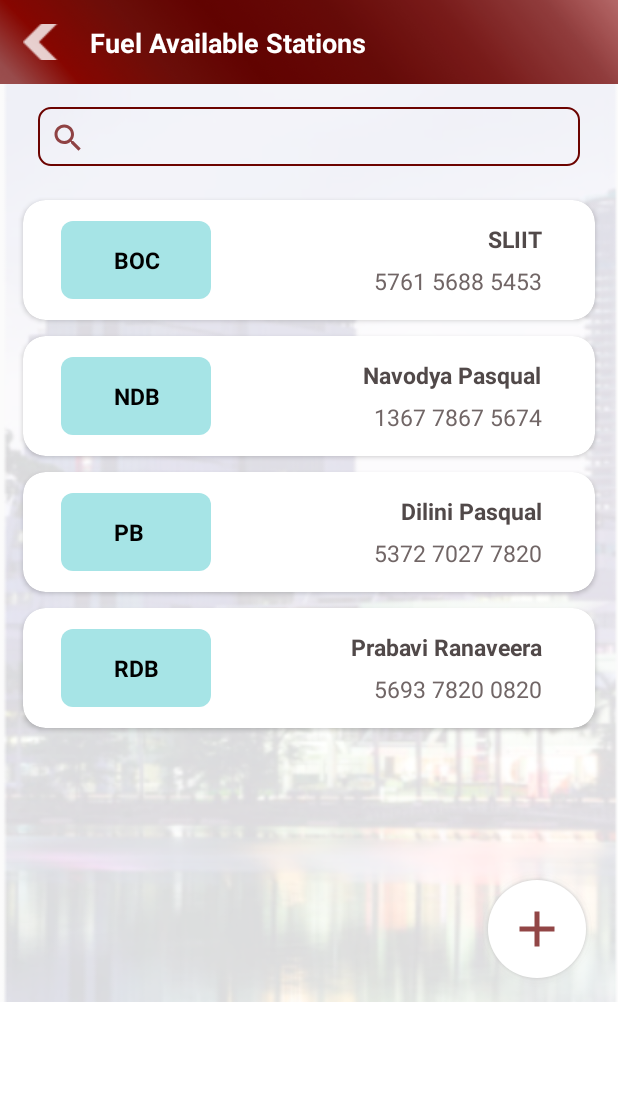
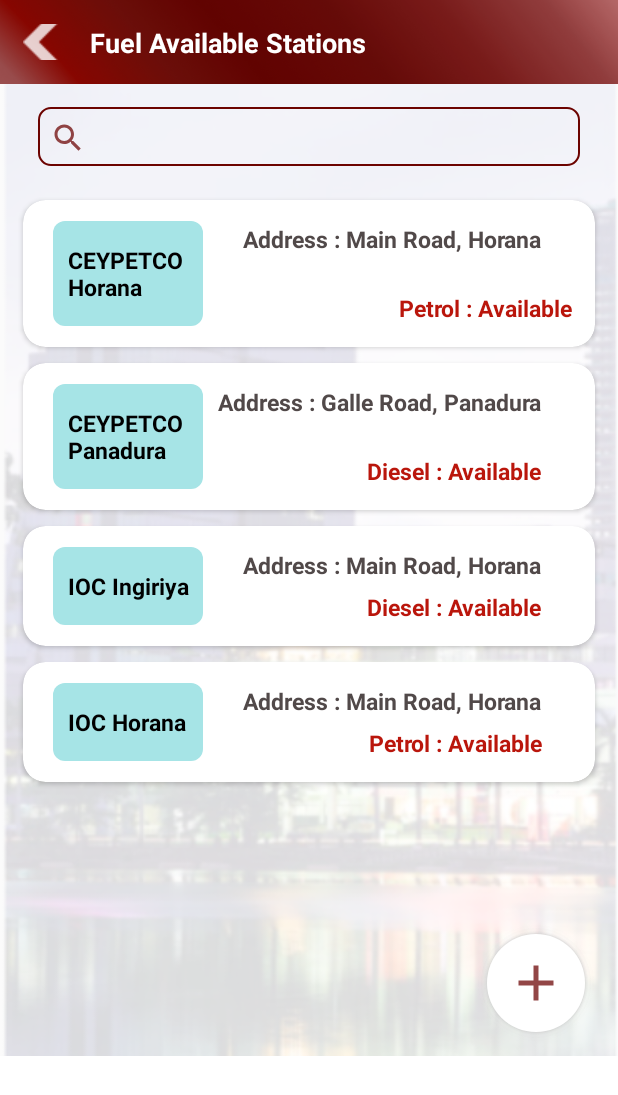
Before and after one commit to NavodyaPasqual/ead_frontend, an Android app: the AvailabilityList screen opened directly, with no data from a screen before it, on a phone screen of 412 x 824 dp. Shown: the top 1095 px of the screen. Run offline under Robolectric (Android 15) with nearby library versions, the phone set to English and light mode, and no system bars.

Commit message:
available list added

```diff
--- a/app/src/main/res/layout/availability_list.xml
+++ b/app/src/main/res/layout/availability_list.xml
@@ -96,7 +96,7 @@
                     <RelativeLayout
                         android:layout_width="100dp"
                         android:layout_height="match_parent"
-                        android:layout_marginStart="25dp"
+                        android:layout_marginStart="20dp"
                         android:layout_marginTop="14dp"
                         android:layout_marginBottom="14dp"
                         android:background="@drawable/payee_bank_name">
@@ -104,10 +104,10 @@
                         <TextView
                             android:layout_width="wrap_content"
                             android:layout_height="wrap_content"
-                            android:layout_marginStart="35dp"
+                            android:layout_marginStart="10dp"
                             android:layout_marginTop="15dp"
                             android:layout_marginBottom="15dp"
-                            android:text="BOC"
+                            android:text="CEYPETCO Horana"
                             android:textColor="@color/black"
                             android:textSize="15dp"
                             android:textStyle="bold" />
@@ -120,7 +120,74 @@
                         android:layout_alignParentRight="true"
                         android:layout_marginRight="20dp"
                         android:padding="15dp"
-                        android:text="SLIIT"
+                        android:text="Address : Main Road, Horana"
+                        android:textColor="#514949"
+                        android:textSize="15dp"
+                        android:textStyle="bold" />
+
+                    <TextView
+                        android:layout_width="wrap_content"
+                        android:layout_height="wrap_content"
+                        android:layout_alignParentRight="true"
+                        android:layout_alignParentBottom="true"
+                        android:layout_marginRight="0dp"
+                        android:padding="15dp"
+                        android:textStyle="bold"
+                        android:text="Petrol : Available"
+                        android:textColor="#ba160c"
+                        android:textSize="15dp" />
+
+                </RelativeLayout>
+
+            </androidx.cardview.widget.CardView>
+        </RelativeLayout>
+
+        <RelativeLayout
+            android:layout_width="match_parent"
+            android:layout_height="match_parent"
+            android:layout_marginStart="10dp"
+            android:layout_marginEnd="10dp">
+
+            <androidx.cardview.widget.CardView
+                android:layout_width="match_parent"
+                android:layout_height="match_parent"
+                app:cardBackgroundColor="#FFFFFF"
+                android:layout_marginTop="5dp"
+                android:layout_marginStart="5dp"
+                android:layout_marginEnd="5dp"
+                android:layout_marginBottom="5dp"
+                app:cardCornerRadius="15dp">
+                <RelativeLayout
+                    android:layout_width="match_parent"
+                    android:layout_height="wrap_content">
+                    <RelativeLayout
+                        android:layout_width="100dp"
+                        android:layout_height="match_parent"
+                        android:layout_marginStart="20dp"
+                        android:layout_marginTop="14dp"
+                        android:layout_marginBottom="14dp"
+                        android:background="@drawable/payee_bank_name">
+
+                        <TextView
+                            android:layout_width="wrap_content"
+                            android:layout_height="wrap_content"
+                            android:layout_marginStart="10dp"
+                            android:layout_marginTop="15dp"
+                            android:layout_marginBottom="15dp"
+                            android:text="CEYPETCO Panadura"
+                            android:textColor="@color/black"
+                            android:textSize="15dp"
+                            android:textStyle="bold" />
+
+                    </RelativeLayout>
+
+                    <TextView
+                        android:layout_width="wrap_content"
+                        android:layout_height="wrap_content"
+                        android:layout_alignParentRight="true"
+                        android:layout_marginRight="20dp"
+                        android:padding="15dp"
+                        android:text="Address : Galle Road, Panadura"
                         android:textColor="#514949"
                         android:textSize="15dp"
                         android:textStyle="bold" />
@@ -132,8 +199,9 @@
                         android:layout_alignParentBottom="true"
                         android:layout_marginRight="20dp"
                         android:padding="15dp"
-                        android:text="5761 5688 5453"
-                        android:textColor="#716666"
+                        android:textStyle="bold"
+                        android:text="Diesel : Available"
+                        android:textColor="#ba160c"
                         android:textSize="15dp" />
                 </RelativeLayout>
 
@@ -161,7 +229,7 @@
                     <RelativeLayout
                         android:layout_width="100dp"
                         android:layout_height="match_parent"
-                        android:layout_marginStart="25dp"
+                        android:layout_marginStart="20dp"
                         android:layout_marginTop="14dp"
                         android:layout_marginBottom="14dp"
                         android:background="@drawable/payee_bank_name">
@@ -169,10 +237,10 @@
                         <TextView
                             android:layout_width="wrap_content"
                             android:layout_height="wrap_content"
-                            android:layout_marginStart="35dp"
+                            android:layout_marginStart="10dp"
                             android:layout_marginTop="15dp"
                             android:layout_marginBottom="15dp"
-                            android:text="NDB"
+                            android:text="IOC Ingiriya"
                             android:textColor="@color/black"
                             android:textSize="15dp"
                             android:textStyle="bold" />
@@ -185,7 +253,7 @@
                         android:layout_alignParentRight="true"
                         android:layout_marginRight="20dp"
                         android:padding="15dp"
-                        android:text="Navodya Pasqual"
+                        android:text="Address : Main Road, Horana"
                         android:textColor="#514949"
                         android:textSize="15dp"
                         android:textStyle="bold" />
@@ -197,73 +265,9 @@
                         android:layout_alignParentBottom="true"
                         android:layout_marginRight="20dp"
                         android:padding="15dp"
-                        android:text="1367 7867 5674"
-                        android:textColor="#716666"
-                        android:textSize="15dp" />
-                </RelativeLayout>
-
-            </androidx.cardview.widget.CardView>
-        </RelativeLayout>
-
-        <RelativeLayout
-            android:layout_width="match_parent"
-            android:layout_height="match_parent"
-            android:layout_marginStart="10dp"
-            android:layout_marginEnd="10dp">
-
-            <androidx.cardview.widget.CardView
-                android:layout_width="match_parent"
-                android:layout_height="match_parent"
-                app:cardBackgroundColor="#FFFFFF"
-                android:layout_marginTop="5dp"
-                android:layout_marginStart="5dp"
-                android:layout_marginEnd="5dp"
-                android:layout_marginBottom="5dp"
-                app:cardCornerRadius="15dp">
-                <RelativeLayout
-                    android:layout_width="match_parent"
-                    android:layout_height="wrap_content">
-                    <RelativeLayout
-                        android:layout_width="100dp"
-                        android:layout_height="match_parent"
-                        android:layout_marginStart="25dp"
-                        android:layout_marginTop="14dp"
-                        android:layout_marginBottom="14dp"
-                        android:background="@drawable/payee_bank_name">
-
-                        <TextView
-                            android:layout_width="wrap_content"
-                            android:layout_height="wrap_content"
-                            android:layout_marginStart="35dp"
-                            android:layout_marginTop="15dp"
-                            android:layout_marginBottom="15dp"
-                            android:text="PB"
-                            android:textColor="@color/black"
-                            android:textSize="15dp"
-                            android:textStyle="bold" />
-
-                    </RelativeLayout>
-
-                    <TextView
-                        android:layout_width="wrap_content"
-                        android:layout_height="wrap_content"
-                        android:layout_alignParentRight="true"
-                        android:layout_marginRight="20dp"
-                        android:padding="15dp"
-                        android:text="Dilini Pasqual"
-                        android:textColor="#514949"
-                        android:textSize="15dp"
-                        android:textStyle="bold" />
-
-                    <TextView
-                        android:layout_width="wrap_content"
-                        android:layout_height="wrap_content"
-                        android:layout_alignParentRight="true"
-                        android:layout_alignParentBottom="true"
-                        android:layout_marginRight="20dp"
-                        android:padding="15dp"
-                        android:text="5372 7027 7820"
-                        android:textColor="#716666"
+                        android:textStyle="bold"
+                        android:text="Diesel : Available"
+                        android:textColor="#ba160c"
                         android:textSize="15dp" />
                 </RelativeLayout>
 
@@ -292,7 +296,7 @@
                     <RelativeLayout
                         android:layout_width="100dp"
                         android:layout_height="match_parent"
-                        android:layout_marginStart="25dp"
+                        android:layout_marginStart="20dp"
                         android:layout_marginTop="14dp"
                         android:layout_marginBottom="14dp"
                         android:background="@drawable/payee_bank_name">
@@ -300,10 +304,10 @@
                         <TextView
                             android:layout_width="wrap_content"
                             android:layout_height="wrap_content"
-                            android:layout_marginStart="35dp"
+                            android:layout_marginStart="10dp"
                             android:layout_marginTop="15dp"
                             android:layout_marginBottom="15dp"
-                            android:text="RDB"
+                            android:text="IOC Horana"
                             android:textColor="@color/black"
                             android:textSize="15dp"
                             android:textStyle="bold" />
@@ -316,7 +320,7 @@
                         android:layout_alignParentRight="true"
                         android:layout_marginRight="20dp"
                         android:padding="15dp"
-                        android:text="Prabavi Ranaveera"
+                        android:text="Address : Main Road, Horana"
                         android:textColor="#514949"
                         android:textSize="15dp"
                         android:textStyle="bold" />
@@ -328,8 +332,9 @@
                         android:layout_alignParentBottom="true"
                         android:layout_marginRight="20dp"
                         android:padding="15dp"
-                        android:text="5693 7820 0820"
-                        android:textColor="#716666"
+                        android:textStyle="bold"
+                        android:text="Petrol : Available"
+                        android:textColor="#ba160c"
                         android:textSize="15dp" />
                 </RelativeLayout>
 
@@ -349,7 +354,7 @@
                 android:layout_height="wrap_content"
                 android:layout_alignParentRight="true"
                 android:layout_marginTop="90dp"
-                android:layout_marginRight="5dp"
+                android:layout_marginRight="6dp"
                 android:background="#00FFFFFF"
                 android:src="@drawable/fund_add_button" />
         </RelativeLayout>
--- a/app/src/main/res/layout/fuel_type.xml
+++ b/app/src/main/res/layout/fuel_type.xml
@@ -45,7 +45,7 @@
             android:id="@+id/send_petrol"
             android:layout_width="match_parent"
             android:layout_height="120dp"
-            android:layout_marginTop="140dp"
+            android:layout_marginTop="150dp"
             android:background="@drawable/station_main_button"
             android:onClick="sendToPetrolArrival">
 
@@ -53,7 +53,7 @@
                 android:layout_width="110dp"
                 android:layout_height="80dp"
                 android:layout_alignParentStart="true"
-                                android:layout_marginStart="15dp"
+                android:layout_marginStart="15dp"
                 android:layout_marginTop="10dp"
                 android:layout_marginBottom="8dp"
                 android:background="@drawable/img_petrol_status" />
@@ -83,7 +83,6 @@
             android:id="@+id/send_diesel"
             android:layout_width="match_parent"
             android:layout_height="120dp"
-            android:layout_marginTop="50dp"
             android:background="@drawable/station_main_button"
             android:onClick="sendToDieselArrival">
 
@@ -92,7 +91,7 @@
                 android:layout_height="80dp"
                 android:layout_alignParentStart="true"
                 android:layout_marginStart="15dp"
-                android:layout_marginTop="10dp"
+                android:layout_marginTop="8dp"
                 android:layout_marginBottom="8dp"
                 android:background="@drawable/img_diesel_status" />
 
```
